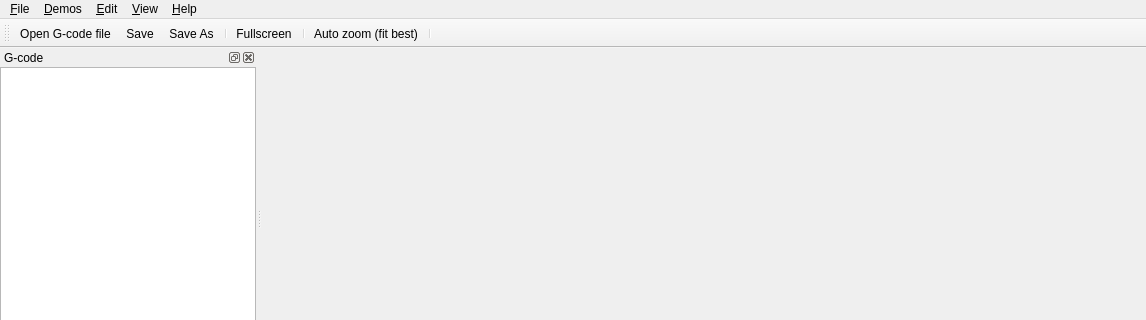
This is src/mainwin.ui in QGCoder/qgcoder as Qt 5 draws it before an edit; both pictures show x 0 to 1146 and y 0 to 320 of the 1146 by 626 pixel window. The edited form follows.
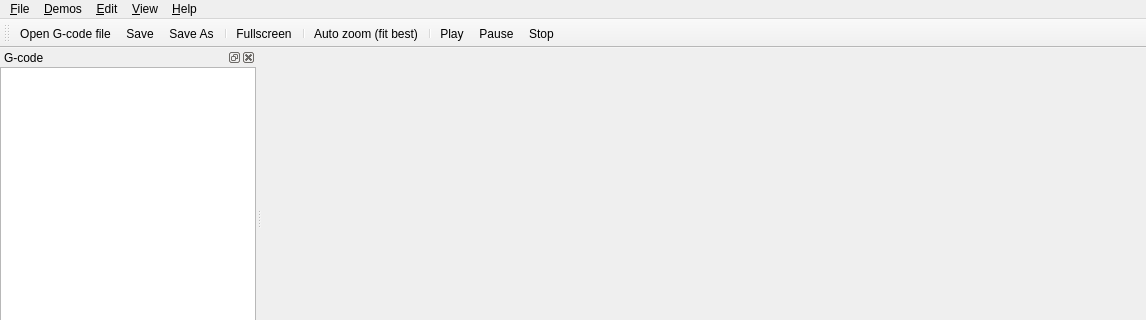
This is the edited form. Icons and pictures are not drawn. Custom widgets are drawn as their Qt base class.

Commit message:
Add CNC playback simulation with play/pause/stop
Wire up the existing GPlayer class to simulate g-code execution on the
loaded tool path. A QTimer drives GPlayer::slotRequestMove() at ~30fps,
which steps through the canon lines one sample at a time and emits the
current tool position. The 3D view draws a magenta tool-position marker
(a 3D crosshair) at the tool tip during playback.

Toolbar gains Play / Pause / Stop buttons (using standard style icons).
The status bar shows playback progress and elapsed time. Pressing Stop
clears the tool marker and resets to the start of the program.

Diff of the .ui file:
```diff
--- a/src/mainwin.ui
+++ b/src/mainwin.ui
@@ -218,6 +218,9 @@
    <addaction name="separator"/>
    <addaction name="action_AutoZoom"/>
    <addaction name="separator"/>
+   <addaction name="action_Playback_Play"/>
+   <addaction name="action_Playback_Pause"/>
+   <addaction name="action_Playback_Stop"/>
   </widget>
   <widget class="QDockWidget" name="dockWidget_2">
    <property name="windowTitle">
@@ -451,6 +454,30 @@
     <string>The full demo (pocket, bore, chamfer).</string>
    </property>
   </action>
+  <action name="action_Playback_Play">
+   <property name="text">
+    <string>&amp;Play</string>
+   </property>
+   <property name="toolTip">
+    <string>Start playback of the tool path.</string>
+   </property>
+  </action>
+  <action name="action_Playback_Pause">
+   <property name="text">
+    <string>&amp;Pause</string>
+   </property>
+   <property name="toolTip">
+    <string>Pause playback.</string>
+   </property>
+  </action>
+  <action name="action_Playback_Stop">
+   <property name="text">
+    <string>&amp;Stop</string>
+   </property>
+   <property name="toolTip">
+    <string>Stop playback and reset.</string>
+   </property>
+  </action>
  </widget>
  <customwidgets>
   <customwidget>
```
The commit also changes 4 other files.
